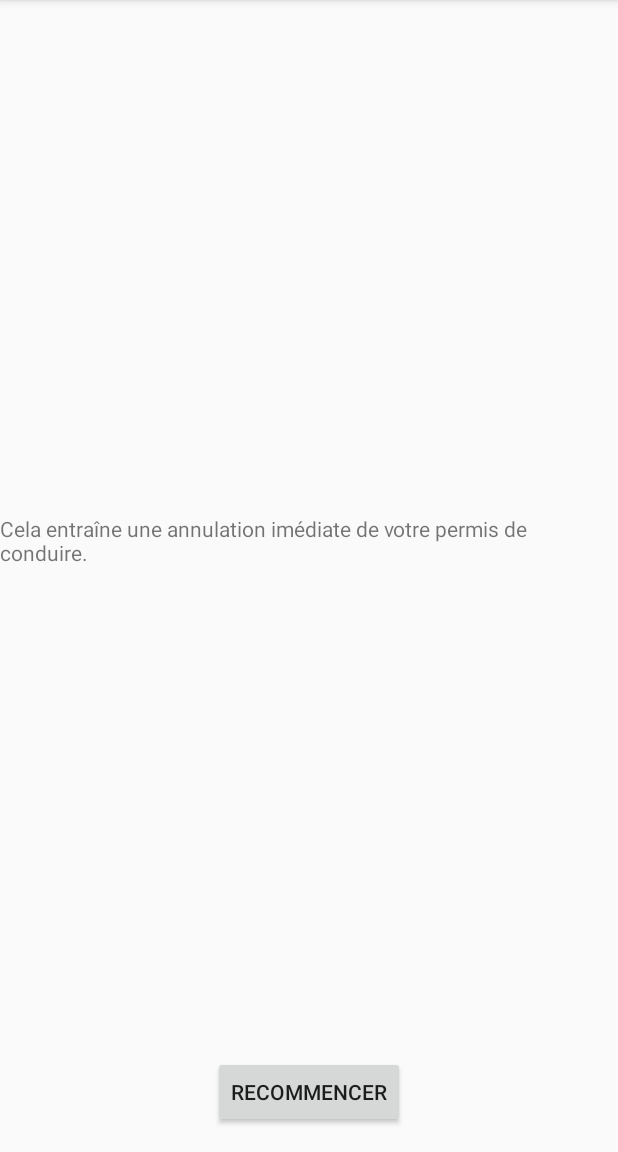
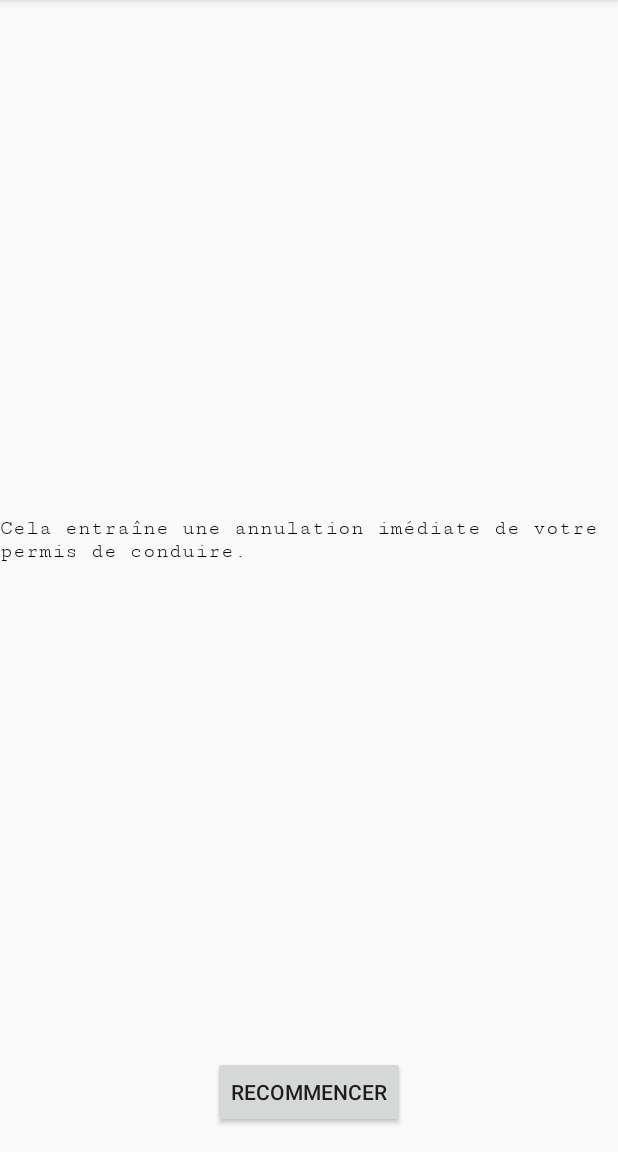
Before and after one commit to pierre61250/AppDEN, an Android app: the ReponsesActivity screen opened directly, with no data from a screen before it, on a phone screen of 412 x 824 dp, the part 84-1236 px from its top. Run offline under Robolectric (Android 15) with nearby library versions, the phone set to English and light mode, and no system bars; 2 statements that could not run were skipped.

Commit message:
Page des résultats

```diff
--- a/app/src/main/res/layout/activity_reponses.xml
+++ b/app/src/main/res/layout/activity_reponses.xml
@@ -10,7 +10,9 @@
         android:id="@+id/text_resultat"
         android:layout_width="wrap_content"
         android:layout_height="wrap_content"
+        android:fontFamily="serif-monospace"
         android:text="Résultat"
+        android:textColor="#070707"
         app:layout_constraintBottom_toTopOf="@+id/button_recommencer"
         app:layout_constraintEnd_toEndOf="parent"
         app:layout_constraintStart_toStartOf="parent"
```
